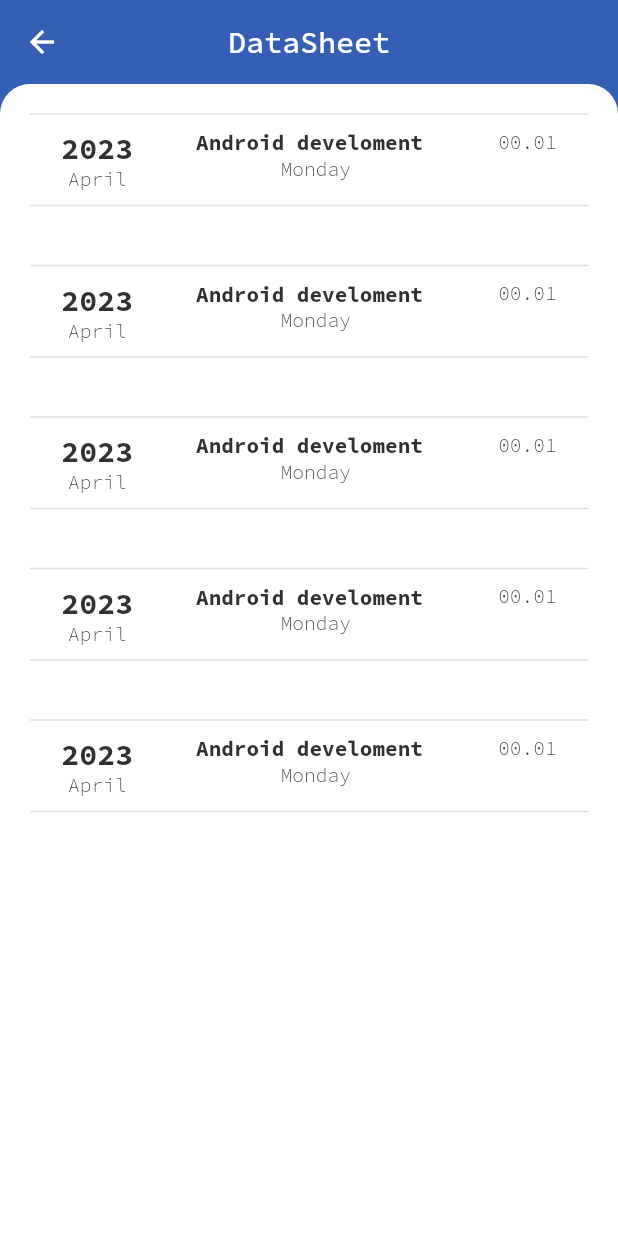
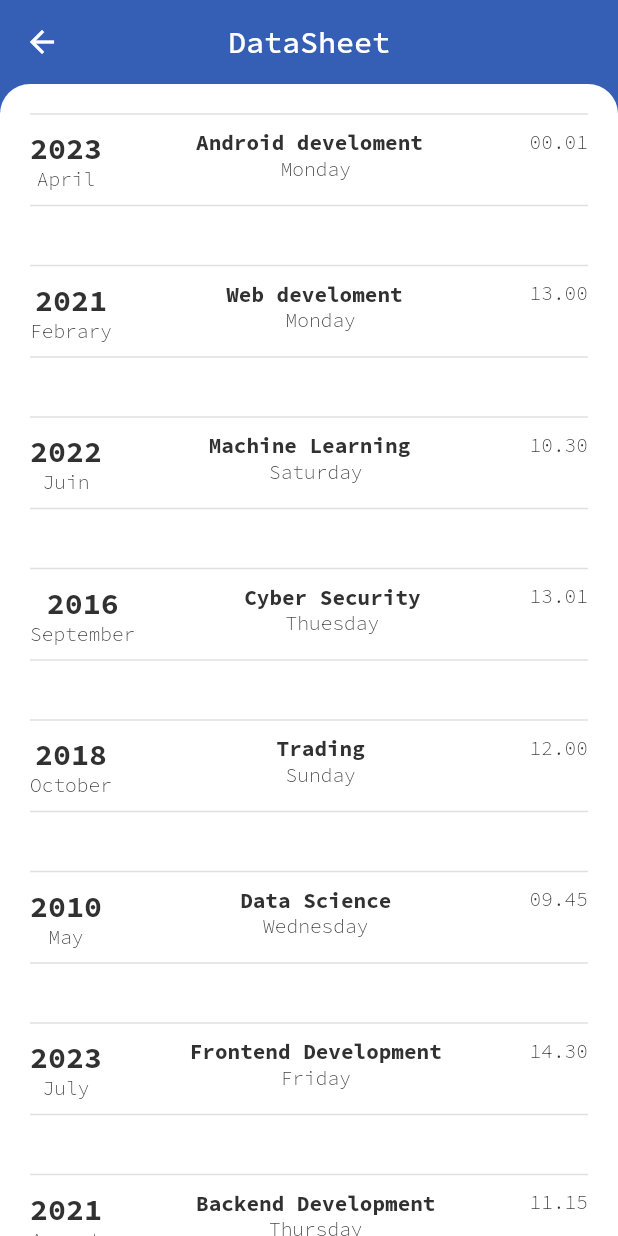
Before and after one commit to Flash210/KidSmart-Learning, a Flutter app: the DataSheetScreen screen opened by its route, on a phone screen of 412 x 824 dp. Run offline on Flutter 3.47's test engine with Material 2 defaults, Android fonts, the light colour scheme and no system bars; our stand-ins replace flutter_svg, google_fonts.

Commit message:
data sheeet

```diff
--- a/lib/screens/datasheet_screen/data/datasheet_data.dart
+++ b/lib/screens/datasheet_screen/data/datasheet_data.dart
@@ -13,8 +13,11 @@ class DataSheet {
 
 List<DataSheet> dateSheet = [
   DataSheet(2023, "April", "Android develoment ", "Monday", "00.01"),
-  DataSheet(2023, "April", "Android develoment ", "Monday", "00.01"),
-  DataSheet(2023, "April", "Android develoment ", "Monday", "00.01"),
-  DataSheet(2023, "April", "Android develoment ", "Monday", "00.01"),
-  DataSheet(2023, "April", "Android develoment ", "Monday", "00.01")
+  DataSheet(2021, "Febrary", "Web develoment ", "Monday", "13.00"),
+  DataSheet(2022, "Juin", "Machine Learning ", "Saturday", "10.30"),
+  DataSheet(2016, "September", "Cyber Security", "Thuesday", "13.01"),
+  DataSheet(2018, "October", "Trading", "Sunday", "12.00"),
+  DataSheet(2010, "May", "Data Science", "Wednesday", "09.45"),
+  DataSheet(2023, "July", "Frontend Development", "Friday", "14.30"),
+  DataSheet(2021, "August", "Backend Development", "Thursday", "11.15"),
 ];
--- a/lib/screens/datasheet_screen/datasheet_screen.dart
+++ b/lib/screens/datasheet_screen/datasheet_screen.dart
@@ -45,7 +45,7 @@ class DataSheetScreen extends StatelessWidget {
                           ),
                           Row(
                             crossAxisAlignment: CrossAxisAlignment.start,
-                            mainAxisAlignment: MainAxisAlignment.spaceAround,
+                            mainAxisAlignment: MainAxisAlignment.spaceBetween,
                             children: [
                               Column(
                                 mainAxisAlignment: MainAxisAlignment.center,
```
